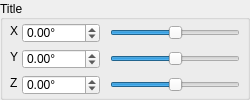
This is src/MainApplication/Gui/ui/RotationEditor.ui in STORM-IRIT/Radium-Engine as Qt 5 draws it before an edit. The edited form follows.
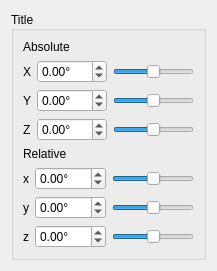
This is the edited form.

Commit message: Prettier editor widgets

The edit to the form file:
```diff
--- a/src/MainApplication/Gui/ui/RotationEditor.ui
+++ b/src/MainApplication/Gui/ui/RotationEditor.ui
@@ -6,22 +6,16 @@
    <rect>
     <x>0</x>
     <y>0</y>
-    <width>250</width>
-    <height>100</height>
+    <width>217</width>
+    <height>255</height>
    </rect>
   </property>
   <property name="windowTitle">
    <string>Form</string>
   </property>
+  <layout class="QVBoxLayout" name="verticalLayout_2">
+   <item>
   <widget class="QGroupBox" name="m_groupBox">
-   <property name="geometry">
-    <rect>
-     <x>0</x>
-     <y>0</y>
-     <width>250</width>
-     <height>100</height>
-    </rect>
-   </property>
    <property name="sizePolicy">
     <sizepolicy hsizetype="Expanding" vsizetype="Preferred">
      <horstretch>0</horstretch>
@@ -40,110 +34,100 @@
    <property name="alignment">
     <set>Qt::AlignLeading|Qt::AlignLeft|Qt::AlignVCenter</set>
    </property>
-   <widget class="QLabel" name="m_label_x">
-    <property name="geometry">
-     <rect>
-      <x>10</x>
-      <y>23</y>
-      <width>16</width>
-      <height>16</height>
-     </rect>
-    </property>
+     <layout class="QVBoxLayout" name="verticalLayout">
+      <item>
+       <widget class="QLabel" name="label_absolute">
     <property name="text">
-     <string>X</string>
-    </property>
-   </widget>
-   <widget class="QDoubleSpinBox" name="m_x">
-    <property name="geometry">
-     <rect>
-      <x>22</x>
-      <y>23</y>
-      <width>78</width>
-      <height>20</height>
-     </rect>
-    </property>
-    <property name="sizePolicy">
-     <sizepolicy hsizetype="Expanding" vsizetype="Fixed">
-      <horstretch>0</horstretch>
-      <verstretch>0</verstretch>
-     </sizepolicy>
-    </property>
-    <property name="suffix">
-     <string>°</string>
-    </property>
-    <property name="decimals">
-     <number>2</number>
-    </property>
-    <property name="minimum">
-     <double>-180.000000000000000</double>
-    </property>
-    <property name="maximum">
-     <double>180.000000000000000</double>
-    </property>
-   </widget>
+         <string>Absolute</string>
+        </property>
+       </widget>
+      </item>
+      <item>
+       <layout class="QGridLayout" name="gridLayout_abs">
+        <item row="2" column="0">
    <widget class="QLabel" name="m_label_y">
-    <property name="geometry">
-     <rect>
-      <x>10</x>
-      <y>49</y>
-      <width>16</width>
-      <height>16</height>
-     </rect>
-    </property>
     <property name="text">
      <string>Y</string>
     </property>
    </widget>
-   <widget class="QDoubleSpinBox" name="m_y">
-    <property name="geometry">
-     <rect>
-      <x>22</x>
-      <y>49</y>
-      <width>78</width>
-      <height>20</height>
-     </rect>
-    </property>
-    <property name="sizePolicy">
-     <sizepolicy hsizetype="Expanding" vsizetype="Fixed">
-      <horstretch>0</horstretch>
-      <verstretch>0</verstretch>
-     </sizepolicy>
-    </property>
-    <property name="suffix">
-     <string>°</string>
-    </property>
-    <property name="decimals">
-     <number>2</number>
-    </property>
+        </item>
+        <item row="3" column="2">
+         <widget class="QSlider" name="m_slider_z">
+          <property name="minimum">
+           <number>-90</number>
+          </property>
+          <property name="maximum">
+           <number>90</number>
+          </property>
+          <property name="orientation">
+           <enum>Qt::Horizontal</enum>
+          </property>
+         </widget>
+        </item>
+        <item row="1" column="2">
+         <widget class="QSlider" name="m_slider_x">
+          <property name="minimum">
+           <number>-180</number>
+          </property>
+          <property name="maximum">
+           <number>180</number>
+          </property>
+          <property name="orientation">
+           <enum>Qt::Horizontal</enum>
+          </property>
+         </widget>
+        </item>
+        <item row="2" column="2">
+         <widget class="QSlider" name="m_slider_y">
     <property name="minimum">
-     <double>-180.000000000000000</double>
+           <number>-180</number>
     </property>
     <property name="maximum">
-     <double>180.000000000000000</double>
-    </property>
-   </widget>
+           <number>180</number>
+          </property>
+          <property name="orientation">
+           <enum>Qt::Horizontal</enum>
+          </property>
+         </widget>
+        </item>
+        <item row="3" column="0">
    <widget class="QLabel" name="m_label_z">
-    <property name="geometry">
-     <rect>
-      <x>10</x>
-      <y>75</y>
-      <width>16</width>
-      <height>16</height>
-     </rect>
-    </property>
     <property name="text">
      <string>Z</string>
     </property>
    </widget>
+        </item>
+        <item row="1" column="1">
+         <widget class="QDoubleSpinBox" name="m_x">
+          <property name="sizePolicy">
+           <sizepolicy hsizetype="Expanding" vsizetype="Fixed">
+            <horstretch>0</horstretch>
+            <verstretch>0</verstretch>
+           </sizepolicy>
+          </property>
+          <property name="suffix">
+           <string>°</string>
+          </property>
+          <property name="decimals">
+           <number>2</number>
+          </property>
+          <property name="minimum">
+           <double>-180.000000000000000</double>
+          </property>
+          <property name="maximum">
+           <double>180.000000000000000</double>
+          </property>
+         </widget>
+        </item>
+        <item row="1" column="0">
+         <widget class="QLabel" name="m_label_x">
+          <property name="text">
+           <string>X</string>
+          </property>
+         </widget>
+        </item>
+        <item row="3" column="1">
    <widget class="QDoubleSpinBox" name="m_z">
-    <property name="geometry">
-     <rect>
-      <x>22</x>
-      <y>75</y>
-      <width>78</width>
-      <height>20</height>
-     </rect>
-    </property>
     <property name="sizePolicy">
      <sizepolicy hsizetype="Expanding" vsizetype="Fixed">
       <horstretch>0</horstretch>
@@ -163,35 +147,114 @@
      <double>90.000000000000000</double>
     </property>
    </widget>
-   <widget class="QSlider" name="m_slider_x">
-    <property name="geometry">
-     <rect>
-      <x>110</x>
-      <y>23</y>
-      <width>130</width>
-      <height>20</height>
-     </rect>
-    </property>
+        </item>
+        <item row="2" column="1">
+         <widget class="QDoubleSpinBox" name="m_y">
+          <property name="sizePolicy">
+           <sizepolicy hsizetype="Expanding" vsizetype="Fixed">
+            <horstretch>0</horstretch>
+            <verstretch>0</verstretch>
+           </sizepolicy>
+          </property>
+          <property name="suffix">
+           <string>°</string>
+          </property>
+          <property name="decimals">
+           <number>2</number>
+          </property>
     <property name="minimum">
-     <number>-180</number>
+           <double>-180.000000000000000</double>
     </property>
     <property name="maximum">
-     <number>180</number>
-    </property>
+           <double>180.000000000000000</double>
+          </property>
+         </widget>
+        </item>
+       </layout>
+      </item>
+      <item>
+       <widget class="QLabel" name="label_relative">
+        <property name="text">
+         <string>Relative</string>
+        </property>
+       </widget>
+      </item>
+      <item>
+       <spacer name="verticalSpacer">
     <property name="orientation">
-     <enum>Qt::Horizontal</enum>
-    </property>
-   </widget>
-   <widget class="QSlider" name="m_slider_y">
-    <property name="geometry">
-     <rect>
-      <x>110</x>
-      <y>49</y>
-      <width>130</width>
-      <height>20</height>
-     </rect>
-    </property>
+         <enum>Qt::Vertical</enum>
+        </property>
+        <property name="sizeHint" stdset="0">
+         <size>
+          <width>20</width>
+          <height>64</height>
+         </size>
+        </property>
+       </spacer>
+      </item>
+      <item>
+       <layout class="QGridLayout" name="gridLayout_rel">
+        <item row="2" column="0">
+         <widget class="QLabel" name="m_label_y_rel">
+          <property name="text">
+           <string>y</string>
+          </property>
+         </widget>
+        </item>
+        <item row="1" column="0">
+         <widget class="QLabel" name="m_label_x_rel">
+          <property name="text">
+           <string>x</string>
+          </property>
+         </widget>
+        </item>
+        <item row="2" column="1">
+         <widget class="QDoubleSpinBox" name="m_y_rel">
+          <property name="sizePolicy">
+           <sizepolicy hsizetype="Expanding" vsizetype="Fixed">
+            <horstretch>0</horstretch>
+            <verstretch>0</verstretch>
+           </sizepolicy>
+          </property>
+          <property name="suffix">
+           <string>°</string>
+          </property>
+          <property name="decimals">
+           <number>2</number>
+          </property>
     <property name="minimum">
+           <double>-180.000000000000000</double>
+          </property>
+          <property name="maximum">
+           <double>180.000000000000000</double>
+          </property>
+         </widget>
+        </item>
+        <item row="3" column="1">
+         <widget class="QDoubleSpinBox" name="m_z_rel">
+          <property name="sizePolicy">
+           <sizepolicy hsizetype="Expanding" vsizetype="Fixed">
+            <horstretch>0</horstretch>
+            <verstretch>0</verstretch>
+           </sizepolicy>
+          </property>
+          <property name="suffix">
+           <string>°</string>
+          </property>
+          <property name="decimals">
+           <number>2</number>
+          </property>
+          <property name="minimum">
+           <double>-90.000000000000000</double>
+          </property>
+          <property name="maximum">
+           <double>90.000000000000000</double>
+          </property>
+         </widget>
+        </item>
+        <item row="1" column="2">
+         <widget class="QSlider" name="m_slider_x_rel">
+          <property name="minimum">
      <number>-180</number>
     </property>
     <property name="maximum">
@@ -201,15 +264,9 @@
      <enum>Qt::Horizontal</enum>
     </property>
    </widget>
-   <widget class="QSlider" name="m_slider_z">
-    <property name="geometry">
-     <rect>
-      <x>110</x>
-      <y>75</y>
-      <width>130</width>
-      <height>20</height>
-     </rect>
-    </property>
+        </item>
+        <item row="3" column="2">
+         <widget class="QSlider" name="m_slider_z_rel">
     <property name="minimum">
      <number>-90</number>
     </property>
@@ -220,7 +277,55 @@
      <enum>Qt::Horizontal</enum>
     </property>
    </widget>
-  </widget>
+        </item>
+        <item row="2" column="2">
+         <widget class="QSlider" name="m_slider_y_rel">
+          <property name="minimum">
+           <number>-180</number>
+          </property>
+          <property name="maximum">
+           <number>180</number>
+          </property>
+          <property name="orientation">
+           <enum>Qt::Horizontal</enum>
+          </property>
+         </widget>
+        </item>
+        <item row="3" column="0">
+         <widget class="QLabel" name="m_label_z_rel">
+          <property name="text">
+           <string>z</string>
+          </property>
+         </widget>
+        </item>
+        <item row="1" column="1">
+         <widget class="QDoubleSpinBox" name="m_x_rel">
+          <property name="sizePolicy">
+           <sizepolicy hsizetype="Expanding" vsizetype="Fixed">
+            <horstretch>0</horstretch>
+            <verstretch>0</verstretch>
+           </sizepolicy>
+          </property>
+          <property name="suffix">
+           <string>°</string>
+          </property>
+          <property name="decimals">
+           <number>2</number>
+          </property>
+          <property name="minimum">
+           <double>-180.000000000000000</double>
+          </property>
+          <property name="maximum">
+           <double>180.000000000000000</double>
+          </property>
+         </widget>
+        </item>
+       </layout>
+      </item>
+     </layout>
+    </widget>
+   </item>
+  </layout>
  </widget>
  <resources/>
  <connections/>
```
Lines whose indentation alone changed are shown as unchanged. The commit also changes 1 other file.
